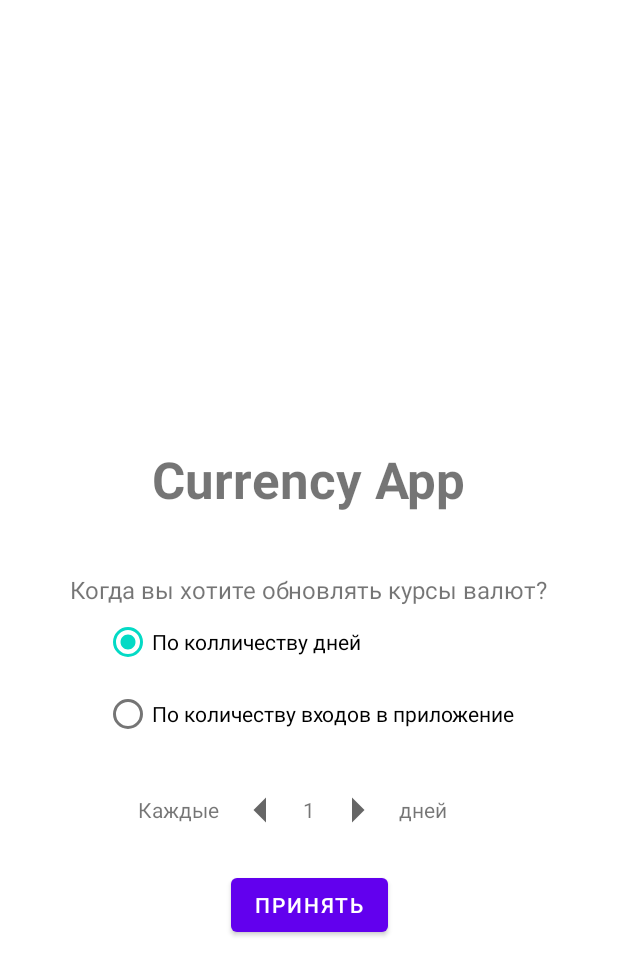
After one commit to Djon-android/CurrencyAppPublic, an Android app: the layout fragment_setting.xml on its own in the app's theme, with its tools: preview values and no code run, on a phone screen of 412 x 824 dp. The commit adds this screen. Shown: the top 975 px of the screen. Run offline under Robolectric (Android 15) with nearby library versions, the phone set to English and light mode, and no system bars.

Commit message:
закончил приложение

```diff
--- a/app/src/main/java/com/example/currencyapp/onboarding/ViewPagerAdapter.java
+++ b/app/src/main/java/com/example/currencyapp/adapters/ViewPagerAdapter.java
@@ -1,4 +1,4 @@
-package com.example.currencyapp.onboarding;
+package com.example.currencyapp.adapters;
 
 import androidx.annotation.NonNull;
 import androidx.fragment.app.Fragment;
@@ -10,7 +10,7 @@ import java.util.ArrayList;
 
 public class ViewPagerAdapter extends FragmentStateAdapter {
 
-    private ArrayList<Fragment> fragments;
+    private final ArrayList<Fragment> fragments;
 
 
     public ViewPagerAdapter(@NonNull FragmentManager fragmentManager, @NonNull Lifecycle lifecycle, ArrayList<Fragment> fragments) {
--- /dev/null
+++ b/app/src/main/res/drawable/ic_baseline_arrow_right_alt_24.xml
@@ -0,0 +1,5 @@
+<vector android:autoMirrored="true" android:height="60dp"
+    android:tint="?attr/colorControlNormal" android:viewportHeight="24"
+    android:viewportWidth="24" android:width="60dp" xmlns:android="http://schemas.android.com/apk/res/android">
+    <path android:fillColor="@android:color/white" android:pathData="M16.01,11H4v2h12.01v3L20,12l-3.99,-4z"/>
+</vector>
--- /dev/null
+++ b/app/src/main/res/layout-land/fragment_setting.xml
@@ -0,0 +1,136 @@
+<?xml version="1.0" encoding="utf-8"?>
+<FrameLayout xmlns:android="http://schemas.android.com/apk/res/android"
+    xmlns:app="http://schemas.android.com/apk/res-auto"
+    xmlns:tools="http://schemas.android.com/tools"
+    android:layout_width="match_parent"
+    android:layout_height="match_parent"
+    tools:context=".view.screens.SettingFragment">
+
+    <androidx.constraintlayout.widget.ConstraintLayout
+        android:layout_width="match_parent"
+        android:layout_height="match_parent">
+
+        <TextView
+            android:id="@+id/textViewWelcome"
+            android:layout_width="wrap_content"
+            android:layout_height="wrap_content"
+            android:layout_marginTop="30dp"
+            android:text="@string/currency_app"
+            android:textSize="34sp"
+            android:textStyle="bold"
+            app:layout_constraintEnd_toEndOf="parent"
+            app:layout_constraintStart_toStartOf="parent"
+            app:layout_constraintTop_toTopOf="parent" />
+
+        <TextView
+            android:id="@+id/textViewUpdate"
+            android:layout_width="wrap_content"
+            android:layout_height="wrap_content"
+            android:layout_marginTop="10dp"
+            android:text="@string/questionUpdate"
+            android:textSize="16sp"
+            app:layout_constraintEnd_toEndOf="parent"
+            app:layout_constraintStart_toStartOf="parent"
+            app:layout_constraintTop_toBottomOf="@+id/textViewWelcome" />
+
+        <RadioGroup
+            android:id="@+id/radioGroup"
+            android:layout_width="wrap_content"
+            android:layout_height="wrap_content"
+            app:layout_constraintEnd_toEndOf="parent"
+            app:layout_constraintHorizontal_bias="0.5"
+            app:layout_constraintStart_toStartOf="parent"
+            app:layout_constraintTop_toBottomOf="@+id/textViewUpdate">
+
+            <RadioButton
+                android:id="@+id/radioButtonDays"
+                android:layout_width="match_parent"
+                android:layout_height="wrap_content"
+                android:layout_marginTop="10dp"
+                android:checked="true"
+                android:text="@string/countDays" />
+
+            <RadioButton
+                android:id="@+id/radioButtonEnters"
+                android:layout_width="match_parent"
+                android:layout_height="wrap_content"
+                android:text="@string/count_enter" />
+        </RadioGroup>
+
+        <TextView
+            android:id="@+id/textVIewEvery"
+            android:layout_width="wrap_content"
+            android:layout_height="wrap_content"
+            android:layout_marginTop="30dp"
+            android:layout_marginEnd="8dp"
+            android:text="@string/every"
+            app:layout_constraintEnd_toStartOf="@id/imageViewButtonLeft"
+            app:layout_constraintTop_toBottomOf="@id/radioGroup" />
+
+
+        <ImageView
+            android:id="@+id/imageViewButtonLeft"
+            android:layout_width="40dp"
+            android:layout_height="40dp"
+            android:layout_marginTop="20dp"
+            android:layout_marginEnd="8dp"
+            android:contentDescription="@string/button_min_count"
+            android:src="@drawable/ic_baseline_arrow_left_24"
+            app:layout_constraintEnd_toStartOf="@id/textViewCount"
+            app:layout_constraintTop_toBottomOf="@+id/radioGroup" />
+
+        <TextView
+            android:id="@+id/textViewCount"
+            android:layout_width="wrap_content"
+            android:layout_height="wrap_content"
+            android:layout_marginTop="30dp"
+            android:text="@string/start_count"
+            app:layout_constraintEnd_toEndOf="parent"
+            app:layout_constraintStart_toStartOf="parent"
+            app:layout_constraintTop_toBottomOf="@+id/radioGroup" />
+
+        <ImageView
+            android:id="@+id/imageViewButtonRight"
+            android:layout_width="40dp"
+            android:layout_height="40dp"
+            android:layout_marginStart="8dp"
+            android:layout_marginTop="20dp"
+            android:contentDescription="@string/button_max_count"
+            android:src="@drawable/ic_baseline_arrow_right_24"
+            app:layout_constraintStart_toEndOf="@+id/textViewCount"
+            app:layout_constraintTop_toBottomOf="@+id/radioGroup" />
+
+        <TextView
+            android:id="@+id/textViewDays"
+            android:layout_width="wrap_content"
+            android:layout_height="wrap_content"
+            android:layout_marginStart="8dp"
+            android:layout_marginTop="30dp"
+            android:text="@string/days"
+            app:layout_constraintStart_toEndOf="@+id/imageViewButtonRight"
+            app:layout_constraintTop_toBottomOf="@+id/radioGroup" />
+
+        <TextView
+            android:id="@+id/textViewEnters"
+            android:layout_width="wrap_content"
+            android:layout_height="wrap_content"
+            android:layout_marginStart="8dp"
+            android:layout_marginTop="30dp"
+            android:text="@string/enters"
+            android:visibility="invisible"
+            app:layout_constraintStart_toEndOf="@+id/imageViewButtonRight"
+            app:layout_constraintTop_toBottomOf="@+id/radioGroup" />
+
+        <Button
+            android:id="@+id/buttonAcceptCountUpdate"
+            android:layout_width="wrap_content"
+            android:layout_height="wrap_content"
+            android:layout_marginTop="30dp"
+            android:text="@string/to_accept"
+            app:layout_constraintEnd_toEndOf="parent"
+            app:layout_constraintStart_toStartOf="parent"
+            app:layout_constraintTop_toBottomOf="@+id/textViewCount" />
+
+
+    </androidx.constraintlayout.widget.ConstraintLayout>
+</FrameLayout>
--- a/app/src/main/res/layout/fragment_currency_list.xml
+++ b/app/src/main/res/layout/fragment_currency_list.xml
@@ -4,7 +4,7 @@
     xmlns:tools="http://schemas.android.com/tools"
     android:layout_width="match_parent"
     android:layout_height="match_parent"
-    tools:context=".onboarding.screens.CurrencyListFragment">
+    tools:context=".view.screens.CurrencyListFragment">
 
 
     <TextView
@@ -53,10 +53,10 @@
         android:layout_width="0dp"
         android:layout_height="0dp"
         android:layout_marginBottom="8dp"
+        app:layout_constraintTop_toBottomOf="@id/imageViewUpdateRate"
         app:layout_constraintBottom_toTopOf="@+id/imageViewToCalculator"
         app:layout_constraintEnd_toEndOf="parent"
-        app:layout_constraintStart_toStartOf="parent"
-        app:layout_constraintTop_toBottomOf="@+id/imageViewUpdateRate" />
+        app:layout_constraintStart_toStartOf="parent" />
 
     <ImageView
         android:id="@+id/imageViewSetting"
--- a/app/src/main/res/layout/fragment_splash.xml
+++ b/app/src/main/res/layout/fragment_setting.xml
@@ -4,7 +4,7 @@
     xmlns:tools="http://schemas.android.com/tools"
     android:layout_width="match_parent"
     android:layout_height="match_parent"
-    tools:context=".SplashFragment">
+    tools:context=".view.screens.SettingFragment">
 
     <androidx.constraintlayout.widget.ConstraintLayout
         android:layout_width="match_parent"
--- a/app/src/main/res/layout/fragment_view_pager.xml
+++ b/app/src/main/res/layout/fragment_view_pager.xml
@@ -4,7 +4,7 @@
     xmlns:tools="http://schemas.android.com/tools"
     android:layout_width="match_parent"
     android:layout_height="match_parent"
-    tools:context=".onboarding.ViewPagerFragment">
+    tools:context=".view.ViewPagerFragment">
 
 
     <androidx.viewpager2.widget.ViewPager2
--- a/app/src/main/res/navigation/nav.xml
+++ b/app/src/main/res/navigation/nav.xml
@@ -6,7 +6,7 @@
     app:startDestination="@id/viewPagerFragment2">
     <fragment
         android:id="@+id/viewPagerFragment2"
-        android:name="com.example.currencyapp.onboarding.ViewPagerFragment"
+        android:name="com.example.currencyapp.view.ViewPagerFragment"
         android:label="ViewPagerFragment" >
         <action
             android:id="@+id/action_viewPagerFragment2_to_splashFragment"
@@ -14,9 +14,9 @@
     </fragment>
     <fragment
         android:id="@+id/splashFragment"
-        android:name="com.example.currencyapp.SplashFragment"
+        android:name="com.example.currencyapp.view.screens.SettingFragment"
         android:label="fragment_splash"
-        tools:layout="@layout/fragment_splash" >
+        tools:layout="@layout/fragment_setting" >
         <action
             android:id="@+id/action_splashFragment_to_viewPagerFragment2"
             app:destination="@id/viewPagerFragment2" />
--- a/app/src/main/res/values/strings.xml
+++ b/app/src/main/res/values/strings.xml
@@ -21,4 +21,6 @@
     <string name="count">Единиц</string>
     <string name="rate">Курс</string>
     <string name="to_list_valute">К списку валют</string>
+    <string name="enter_amount">Введите кол-во рублей</string>
+    <string name="select_currency">Выберете валюту для конвертации</string>
 </resources>
--- a/build.gradle
+++ b/build.gradle
@@ -1,7 +1,7 @@
 // Top-level build file where you can add configuration options common to all sub-projects/modules.
 plugins {
-    id 'com.android.application' version '7.1.0' apply false
-    id 'com.android.library' version '7.1.0' apply false
+    id 'com.android.application' version '7.1.1' apply false
+    id 'com.android.library' version '7.1.1' apply false
 }
 
 task clean(type: Delete) {
```
Also changed, not shown: app/src/main/java/com/example/currencyapp/adapters/ValuteAdapter.java (+8 -7 lines), app/src/main/java/com/example/currencyapp/onboarding/screens/ConverterFragment.java (deleted, +0 -45 lines), app/src/main/java/com/example/currencyapp/view/ViewPagerFragment.java (renamed from app/src/main/java/com/example/currencyapp/onboarding/ViewPagerFragment.java, +6 -12 lines), app/src/main/java/com/example/currencyapp/view/ViewPagerViewModel.java (renamed from app/src/main/java/com/example/currencyapp/onboarding/ViewPagerViewModel.java, +10 -39 lines), app/src/main/java/com/example/currencyapp/view/screens/ConverterFragment.java (added, +150 -0 lines), app/src/main/java/com/example/currencyapp/view/screens/CurrencyListFragment.java (renamed from app/src/main/java/com/example/currencyapp/onboarding/screens/CurrencyListFragment.java, +8 -10 lines), app/src/main/java/com/example/currencyapp/view/screens/SettingFragment.java (renamed from app/src/main/java/com/example/currencyapp/SplashFragment.java, +8 -8 lines), app/src/main/res/layout/fragment_converter.xml (+84 -2 lines).
